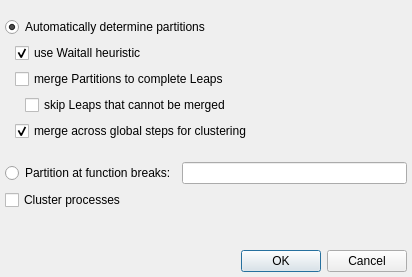
The window that importoptionsdialog.ui (LLNL/ravel) describes before a commit, drawn with Qt 5.
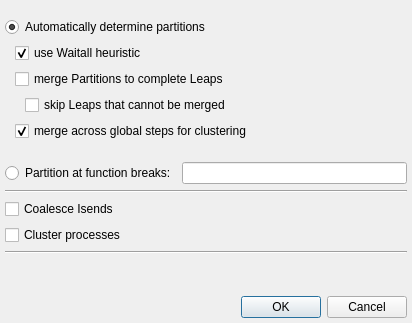
The same window after the commit.

Commit message: First pass Isend coalescing - note that clustering doesn't work quite right for this. We handle multi-recv different from single recv but we currently assume only single send.

Diff of the .ui file:
```diff
--- a/importoptionsdialog.ui
+++ b/importoptionsdialog.ui
@@ -10,7 +10,7 @@
     <x>0</x>
     <y>0</y>
     <width>412</width>
-    <height>277</height>
+    <height>323</height>
    </rect>
   </property>
   <property name="windowTitle">
@@ -158,6 +158,20 @@
      </item>
     </layout>
    </item>
+   <item>
+    <widget class="Line" name="line">
+     <property name="orientation">
+      <enum>Qt::Horizontal</enum>
+     </property>
+    </widget>
+   </item>
+   <item>
+    <widget class="QCheckBox" name="isendCheckbox">
+     <property name="text">
+      <string>Coalesce Isends</string>
+     </property>
+    </widget>
+   </item>
    <item>
     <widget class="QCheckBox" name="clusterCheckbox">
      <property name="text">
@@ -165,6 +179,13 @@
      </property>
     </widget>
    </item>
+   <item>
+    <widget class="Line" name="line_2">
+     <property name="orientation">
+      <enum>Qt::Horizontal</enum>
+     </property>
+    </widget>
+   </item>
    <item alignment="Qt::AlignBottom">
     <widget class="QDialogButtonBox" name="buttonBox">
      <property name="orientation">
```
The commit also changes 7 other files.
